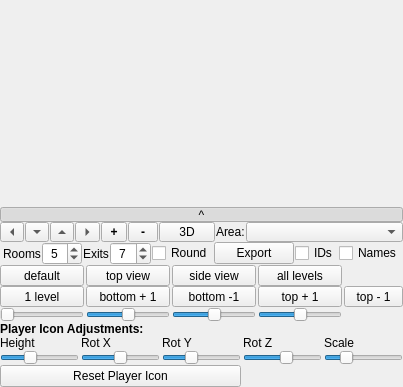
This is src/ui/mapper.ui in Mudlet/Mudlet as Qt 5 draws it before an edit. The edited form follows.
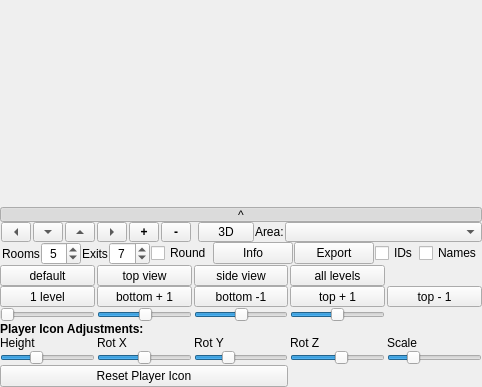
This is the edited form. Custom widgets are drawn as their Qt base class.

What changed in the file:
```diff
--- a/src/ui/mapper.ui
+++ b/src/ui/mapper.ui
@@ -560,6 +560,13 @@
            </property>
           </widget>
          </item>
+         <item>
+          <widget class="QPushButton" name="pushButton_info">
+           <property name="text">
+            <string>Info</string>
+           </property>
+          </widget>
+         </item>
          <item>
           <widget class="QPushButton" name="pushButton_exportArea">
            <property name="text">
```
